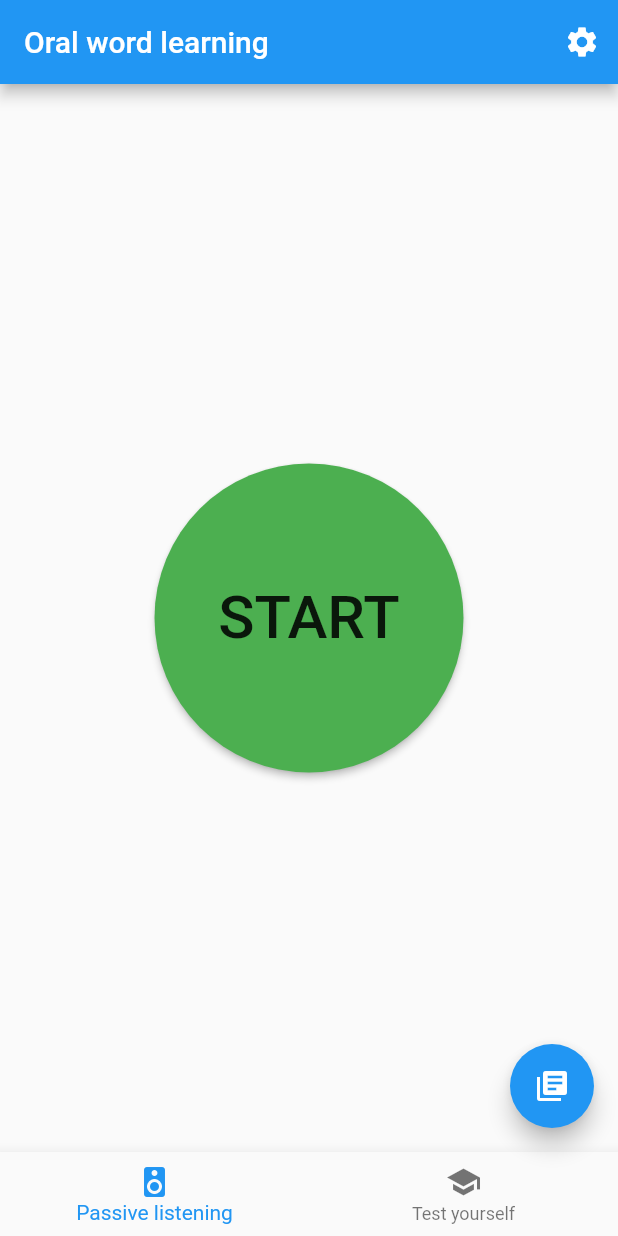
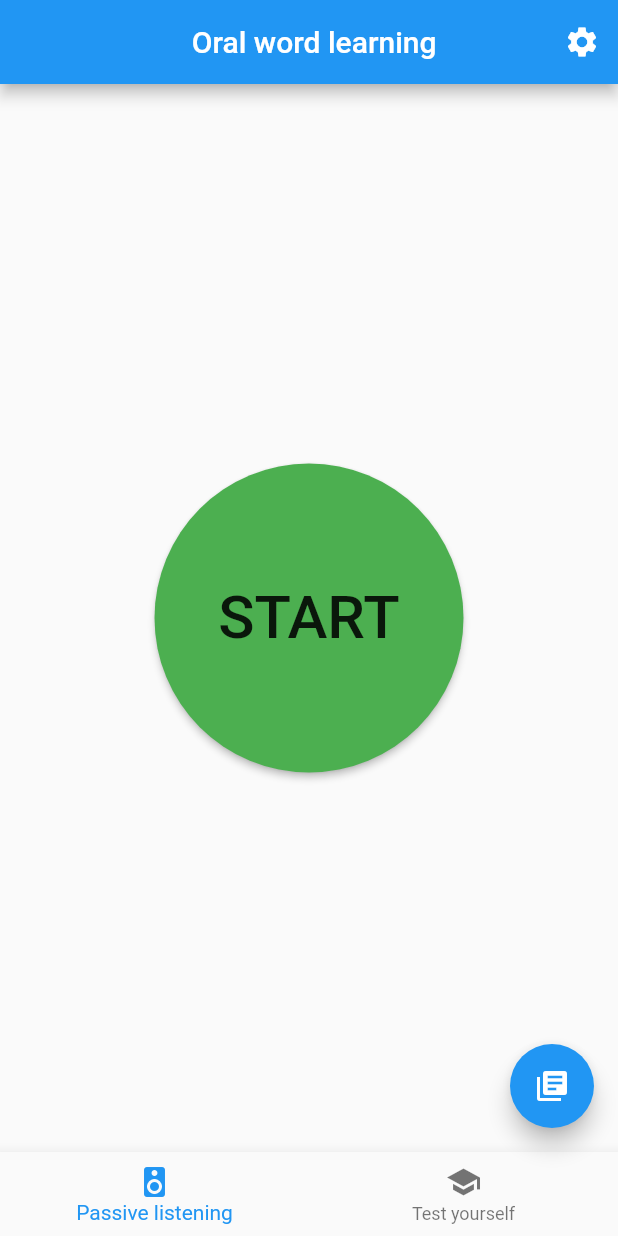
Before and after one commit to KatazzaHack/owl, a Flutter app: the screen it shows after launch, on a phone screen of 412 x 824 dp. Run offline on Flutter 3.47's test engine with Material 2 defaults, Android fonts, the phone set to English and light mode, and no system bars; our stand-ins replace auto_size_text, flutter_speed_dial, flutter_tts, permission_handler, settings_ui, shared_preferences and 2 more; missing offline and left inert: clipboard_manager, edit_distance, f_logs, flutter_document_picker, soundpool; accounts and stored records are empty.

```diff
--- a/lib/database/database_helper.dart
+++ b/lib/database/database_helper.dart
@@ -12,7 +12,7 @@ import 'package:owl/utils.dart';
 class DatabaseHelper {
 
   static final _databaseVersion = 141;
-  static final _databaseName = "owl_daabaa1016.db";
+  static final _databaseName = "owl_daabaa1017.db";
 
   // make this a singleton class
   DatabaseHelper._privateConstructor();
--- a/lib/start_page/start_page.dart
+++ b/lib/start_page/start_page.dart
@@ -14,13 +14,18 @@ class StartPage extends StatelessWidget {
   Widget build(BuildContext context) {
     return Scaffold(
       appBar: AppBar(
-        title: Text("Oral word learning"),
+        title: Container(
+          alignment: Alignment.center,
+          child: Text("           Oral word learning"),
+        ),
         actions: <Widget>[
-          IconButton(icon: Icon(Icons.settings), onPressed: () {
-            Navigator.push(context, MaterialPageRoute(builder: (_) {
-              return SettingsPage();
-            }));
-          })
+          IconButton(
+              icon: Icon(Icons.settings),
+              onPressed: () {
+                Navigator.push(context, MaterialPageRoute(builder: (_) {
+                  return SettingsPage();
+                }));
+              })
         ],
       ),
       body: Container(
```
